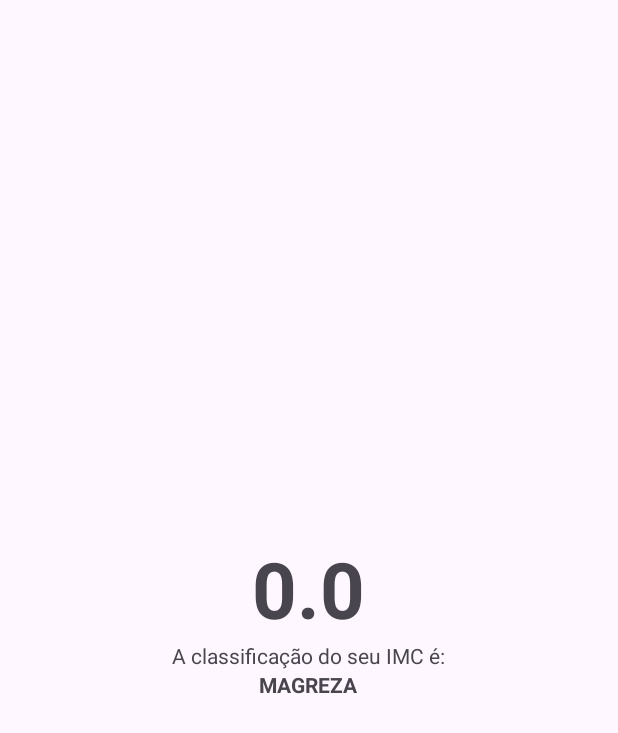
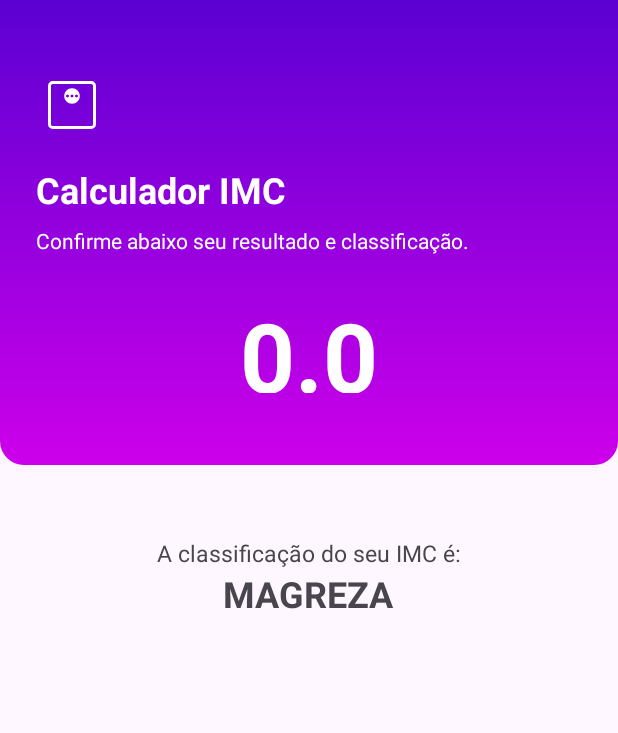
Before and after one commit to ssouzageo/calculadoraimc2, an Android app: the ResultActivity screen opened directly, with no data from a screen before it, on a phone screen of 412 x 824 dp. Shown: the top 733 px of the screen. Run offline under Robolectric (Android 15) with nearby library versions, the phone set to English and light mode, and no system bars.

Commit message:
Descrição na tela final.

```diff
--- a/app/src/main/res/layout/activity_main.xml
+++ b/app/src/main/res/layout/activity_main.xml
@@ -20,6 +20,7 @@
             android:layout_width="48dp"
             android:layout_height="48dp"
             android:layout_margin="24dp"
+            android:layout_marginTop="16dp"
             android:src="@drawable/ic_weight"
             android:tint="@color/white" />
 
@@ -57,7 +58,9 @@
         android:id="@+id/textInputLayout"
         android:layout_width="match_parent"
         android:layout_height="wrap_content"
-        android:layout_margin="16dp"
+        android:layout_marginStart="16dp"
+        android:layout_marginEnd="16dp"
+        android:layout_marginTop="24dp"
         app:hintEnabled="false"
         app:layout_constraintEnd_toEndOf="parent"
         app:layout_constraintStart_toStartOf="parent"
--- a/app/src/main/res/layout/activity_result.xml
+++ b/app/src/main/res/layout/activity_result.xml
@@ -5,29 +5,72 @@
     android:id="@+id/main"
     android:layout_width="match_parent"
     android:layout_height="match_parent"
-    android:gravity="center"
+    android:gravity="center_horizontal"
     android:orientation="vertical"
     tools:context=".ResultActivity">
 
+    <LinearLayout
+        android:id="@+id/vg_header"
+        android:layout_width="match_parent"
+        android:layout_height="310dp"
+        android:background="@drawable/gradient_bg"
+        android:orientation="vertical">
+
+        <ImageView
+            android:layout_width="48dp"
+            android:layout_height="48dp"
+            android:layout_marginStart="24dp"
+            android:layout_marginTop="46dp"
+            android:layout_marginBottom="16dp"
+            android:src="@drawable/ic_weight"
+            app:tint="@color/white" />
+
+        <TextView
+            android:layout_width="wrap_content"
+            android:layout_height="wrap_content"
+            android:layout_marginStart="24dp"
+            android:text="Calculador IMC"
+            android:textSize="24sp"
+            android:textColor="@color/white"
+            android:textStyle="bold" />
+
+        <TextView
+            android:layout_width="wrap_content"
+            android:layout_height="wrap_content"
+            android:layout_marginStart="24dp"
+            android:layout_marginTop="8dp"
+            android:layout_marginEnd="24dp"
+            android:text="Confirme abaixo seu resultado e classificação."
+            android:textColor="@color/white" />
+
         <TextView
             android:id="@+id/tv_result"
-        android:textSize="52dp"
+            android:gravity="center"
+            android:layout_width="match_parent"
+            android:layout_height="wrap_content"
+            android:layout_marginTop="24dp"
+            android:layout_marginBottom="48dp"
+            android:maxLength="5"
+            android:textColor="@color/white"
+            android:textSize="64sp"
             android:textStyle="bold"
-        android:maxLength="5"
-        android:layout_width="wrap_content"
-        android:layout_height="wrap_content"
             tools:text="23.66" />
+    </LinearLayout>
 
         <TextView
             android:id="@+id/tv_classificação_label"
             android:layout_width="wrap_content"
             android:layout_height="wrap_content"
-        android:text="A classificação do seu IMC é:" />
+            android:layout_marginTop="48dp"
+            android:text="A classificação do seu IMC é:"
+            android:textSize="15dp" />
 
         <TextView
             android:id="@+id/tv_classificação"
             android:layout_width="wrap_content"
             android:layout_height="wrap_content"
+            android:textSize="24sp"
             android:textStyle="bold"
             tools:text="NORMAL" />
+
     </LinearLayout>
```
Lines whose indentation alone changed are shown as unchanged.
